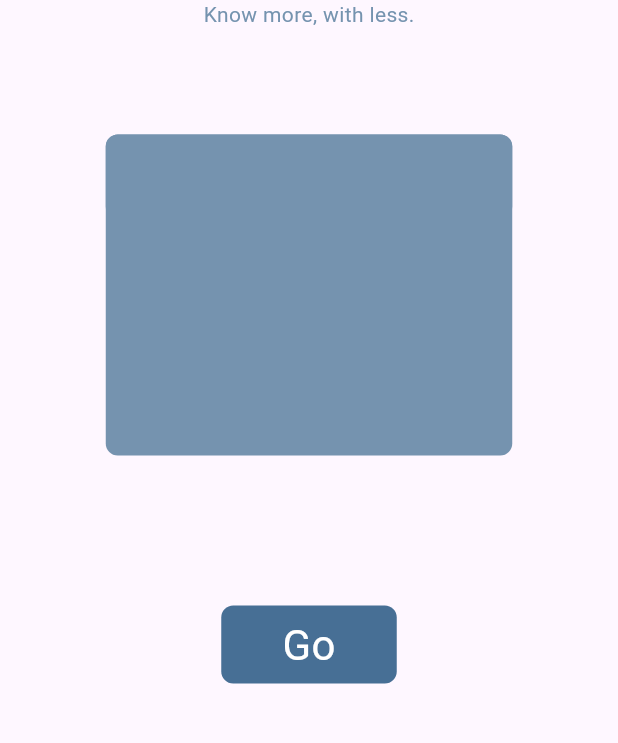
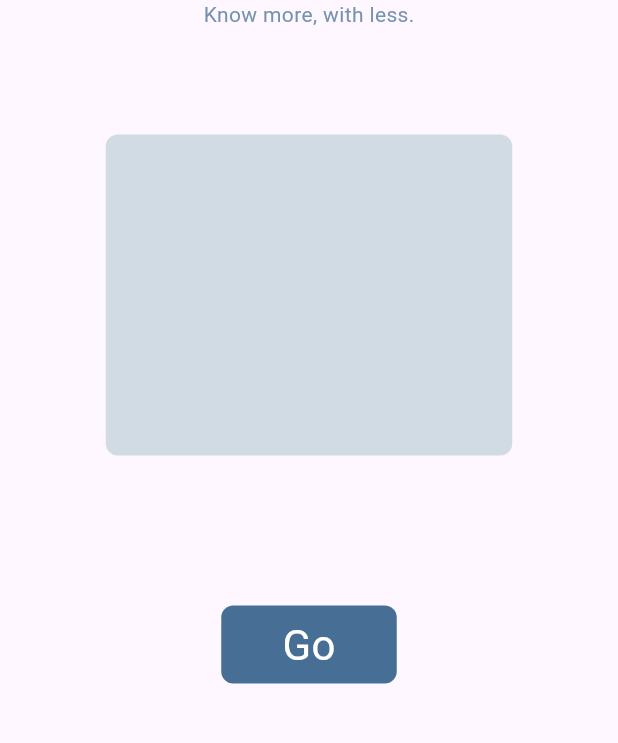
Before and after one commit to omniagaber55/project, a Flutter app: the Type_screen screen opened directly, on a phone screen of 412 x 824 dp, the part 278-1021 px from its top. Run offline on Flutter 3.47's test engine with Material 3 defaults, Android fonts, the phone set to English and light mode, and no system bars.

Commit message:
Your commit message

```diff
--- a/app/lib/constants.dart
+++ b/app/lib/constants.dart
@@ -3,3 +3,4 @@ import 'package:flutter/material.dart';
 const one = Color(0xff7593AF);
 const two = Color(0xff476F95);
 const three = Color(0xffA3B7CA);
+const four = Color(0xffD1DBE4);
--- a/app/lib/screens/Type_screen.dart
+++ b/app/lib/screens/Type_screen.dart
@@ -30,19 +30,11 @@ class Type_screen extends StatelessWidget {
                 height: 214,
                 width: 271,
                 decoration: BoxDecoration(
-                    color: one,
+                    color: four,
                     borderRadius: BorderRadius.all(Radius.circular(8))),
                 child: TextFormField(
                   decoration: InputDecoration(
-                    focusedBorder: const OutlineInputBorder(
-                        borderRadius: BorderRadius.all(Radius.circular(8)),
-                        borderSide: BorderSide(color: one)),
-                    enabledBorder: const OutlineInputBorder(
-                        borderRadius: BorderRadius.all(Radius.circular(8)),
-                        borderSide: BorderSide(color: one)),
-                    border: const OutlineInputBorder(
-                        borderRadius: BorderRadius.all(Radius.circular(8)),
-                        borderSide: BorderSide(color: one)),
+                    border: InputBorder.none
                   ),
                 ),
               ),
```
